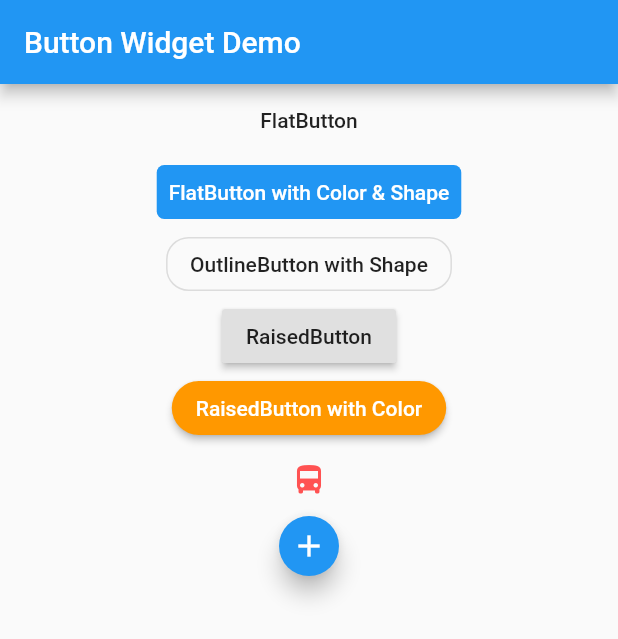
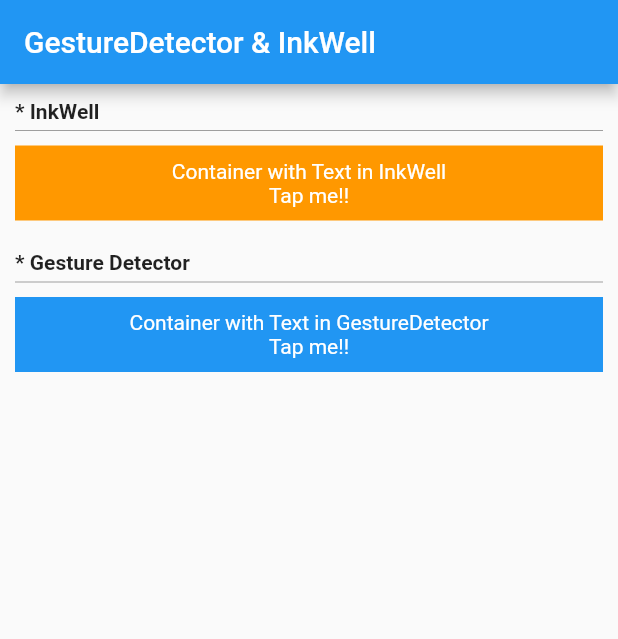
Before and after one commit to miji-lee-developer/flutter_examples, a Flutter app: the screen it shows after launch, on a phone screen of 412 x 824 dp. Shown: the top 639 px of the screen. Run offline on Flutter 3.47's test engine with Material 2 defaults, Android fonts, the phone set to English and light mode, and no system bars.

Commit message:
Day 15. example - GestureDetector | InkWell

```diff
--- a/lib/main.dart
+++ b/lib/main.dart
@@ -11,120 +11,116 @@ class MyApp extends StatelessWidget {
         primarySwatch: Colors.blue,
         visualDensity: VisualDensity.adaptivePlatformDensity,
       ),
-      home: ButtonWidget(title: 'Button Widget Demo'),
+      home: GestureDetectorDemo(title: 'GestureDetector & InkWell'),
     );
   }
 }
 
-ButtonWidgetState pageState;
+GestureDetectorDemoState pageState;
 
-class ButtonWidget extends StatefulWidget {
-  ButtonWidget({Key key, this.title}) : super(key: key);
+class GestureDetectorDemo extends StatefulWidget {
+  GestureDetectorDemo({Key key, this.title}) : super(key: key);
 
   final String title;
 
   @override
-  ButtonWidgetState createState() {
-    pageState = ButtonWidgetState();
+  GestureDetectorDemoState createState() {
+    pageState = GestureDetectorDemoState();
     return pageState;
   }
 }
 
-class ButtonWidgetState extends State<ButtonWidget> {
+class GestureDetectorDemoState extends State<GestureDetectorDemo> {
   final scaffoldKey = GlobalKey<ScaffoldState>();
 
   @override
-  Widget build(BuildContext context){
+  Widget build(BuildContext context) {
     return Scaffold(
       key: scaffoldKey,
       appBar: AppBar(title: Text(widget.title)),
-      body: Padding(
-        padding: const EdgeInsets.symmetric(horizontal: 10),
-        child: ListView(
+      body: ListView(
         children: <Widget>[
-            Center(
-              child: FlatButton(
-                child: Text("FlatButton"),
-                onPressed: () {
-                  showSnackBar("FlatButton");
+          myTitle("InkWell"),
+          InkWell(
+            child: Container(
+              height: 50,
+              color: Colors.orange,
+              alignment: Alignment(0, 0),
+              margin: const EdgeInsets.all(10),
+              child: Text(
+                "Container with Text in InkWell\nTap me!!",
+                textAlign: TextAlign.center,
+                style: TextStyle(color: Colors.white),
+              ),
+            ),
+            onTap: () {
+              showSnackBar("InkWell - onTap");
+            },
+            onDoubleTap: () {
+              showSnackBar("InkWell - onDoubleTap");
+            },
+            onTapDown: (value) {
+              showSnackBar("InkWell - onTapDown");
+            },
+            onTapCancel: () {
+              showSnackBar("InkWell - onTapCancel");
+            },
+            onLongPress: () {
+              showSnackBar("InkWell - onLongPress");
             },
           ),
-            ),
-            Center(
-              child: FlatButton(
+          myTitle("Gesture Detector"),
+          GestureDetector(
+            child: Container(
+              height: 50,
               color: Colors.blue,
-                textColor: Colors.white,
-                disabledColor: Colors.grey,
-                disabledTextColor: Colors.black,
-                padding: EdgeInsets.all(8.0),
-                splashColor: Colors.red,
-                shape: RoundedRectangleBorder(
-                  borderRadius: BorderRadius.circular(5)
-                ),
-                child: Text("FlatButton with Color & Shape"),
-                onPressed: () {
-                  showSnackBar("FlatButton with Color & Shape");
-                },
+              alignment: Alignment(0, 0),
+              margin: const EdgeInsets.all(10),
+              child: Text(
+                "Container with Text in GestureDetector\nTap me!!",
+                textAlign: TextAlign.center,
+                style: TextStyle(color: Colors.white),
               ),
             ),
-            Center(
-              child: OutlineButton(
-                color: Colors.purpleAccent,
-                shape: RoundedRectangleBorder(
-                  borderRadius: BorderRadius.circular(15)
-                ),
-                child: Text("OutlineButton with Shape"),
-                onPressed: () {
-                  showSnackBar("OutlineButton with Shape");
+            onTap: () {
+              showSnackBar("GestureDetector - onTap");
             },
-              ),
-            ),
-            Center(
-              child: RaisedButton(
-                child: Text("RaisedButton"),
-                onPressed: () {
-                  showSnackBar("RaisedButton");
+            onDoubleTap: () {
+              showSnackBar("GestureDetector - onDoubleTap");
             },
-              ),
-            ),
-            Center(
-              child: RaisedButton(
-                color: Colors.orange,
-                textColor: Colors.white,
-                shape: RoundedRectangleBorder(
-                  borderRadius: BorderRadius.circular(20)
-                ),
-                child: Text("RaisedButton with Color"),
-                onPressed: () {
-                  showSnackBar("RaisedButton with Color");
+            onTapDown: (value) {
+              showSnackBar("GestureDetector - onTapDown");
             },
-              ),
-            ),
-            Center(
-              child: IconButton(
-                color: Colors.redAccent,
-                icon: Icon(Icons.directions_bus),
-                onPressed: () {
-                  showSnackBar("IconButton");
+            onTapCancel: () {
+              showSnackBar("GestureDetector - onTapCancel");
             },
-              ),
-            ),
-            Center(
-              child: Container(
-                padding: const EdgeInsets.all(0),
-                height: 40,
-                width: 40,
-                child: FloatingActionButton(
-                  child: Icon(Icons.add),
-                  onPressed: () {
-                    showSnackBar("FloatingActionButton");
+            onLongPress: () {
+              showSnackBar("GestureDetector - onLongPress");
             },
-                ),
-              ),
           ),
         ],
       ),
+    );
+  }
+
+  myTitle(String title) {
+    return Column(
+      children: <Widget>[
+        Container(
+          alignment: Alignment(-1, 0),
+          padding: const EdgeInsets.only(left: 10, top: 10, bottom: 5),
+          child: Text(
+            "* $title",
+            style: TextStyle(fontWeight: FontWeight.bold),
           ),
+        ),
+        Divider(
+          color: Colors.grey,
+          height: 0,
+          indent: 10,
+          endIndent: 10,
+        ),
+      ],
     );
   }
 
```
Lines whose indentation alone changed are shown as unchanged.
